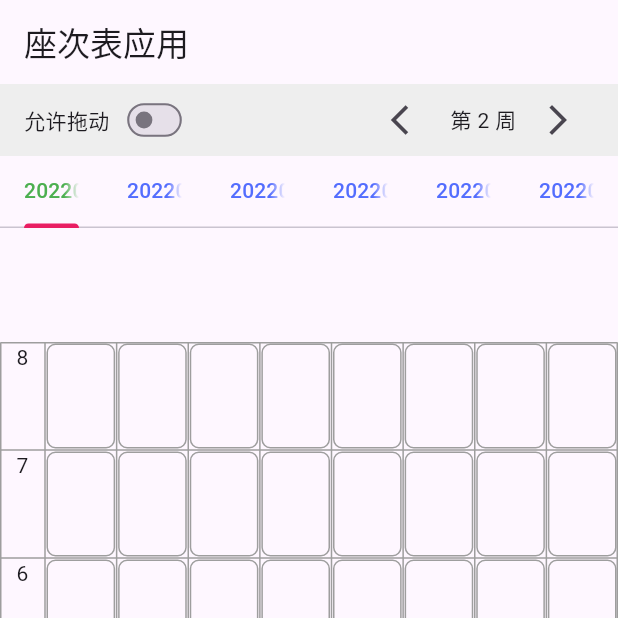
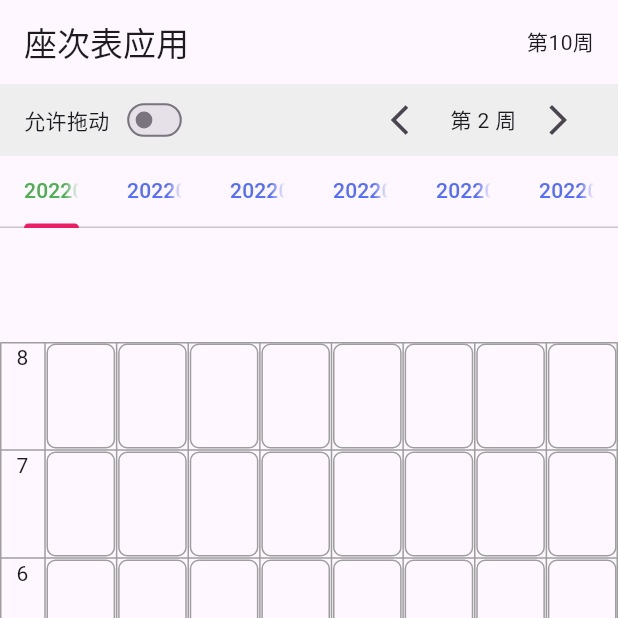
Before and after one commit to huanhuashengling/seating_chart, a Flutter app: the screen it shows after launch, after a tap on the "arrow forward ios" icon, on a phone screen of 412 x 824 dp, the top half of it. Run offline on Flutter 3.47's test engine with Material 3 defaults, Android fonts, the phone set to English and light mode, and no system bars; our stand-ins replace shared_preferences, sqflite, sqflite_common_ffi; accounts and stored records are empty.

Commit message:
add week info at the right corner

```diff
--- a/lib/screens/class_list_screen.dart
+++ b/lib/screens/class_list_screen.dart
@@ -62,6 +62,17 @@ class _ClassListScreenState extends State<ClassListScreen> {
       child: Scaffold(
         appBar: AppBar(
           title: Text('座次表应用'),
+          actions: [
+            Padding(
+              padding: const EdgeInsets.only(right: 16.0),
+              child: Center(
+                child: Text(
+                  '第$currentWeek周',
+                  style: TextStyle(fontSize: 14),
+                ),
+              ),
+            ),
+          ],
         ),
         body: Column(
           children: [
```
